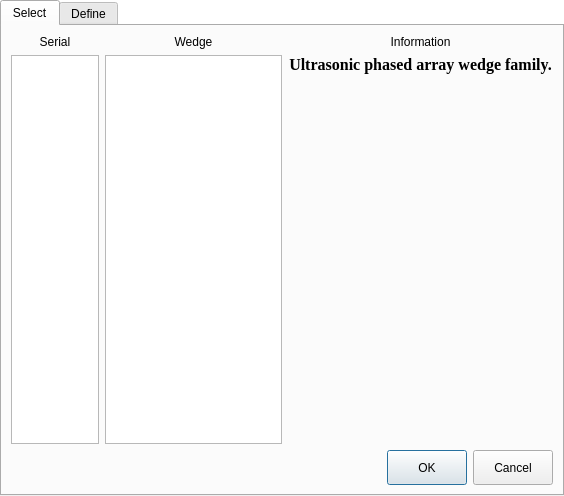
This is ui/menu/probe_part/wedge_dialog.ui in 15903016222/Voice as Qt 5 draws it before an edit. The edited form follows.
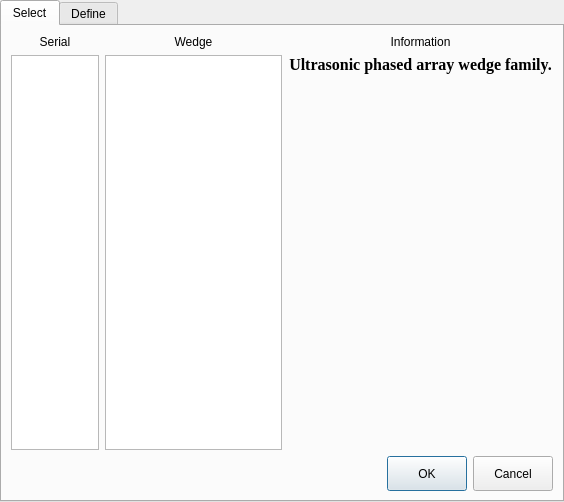
This is the edited form.

Commit message: 修改: WedgeDialog不设置为透明

The edit to the form file:
```diff
--- a/ui/menu/probe_part/wedge_dialog.ui
+++ b/ui/menu/probe_part/wedge_dialog.ui
@@ -7,16 +7,14 @@
     <x>0</x>
     <y>0</y>
     <width>564</width>
-    <height>496</height>
+    <height>502</height>
    </rect>
   </property>
   <property name="windowTitle">
    <string>Dialog</string>
   </property>
   <property name="styleSheet">
-   <string notr="true">QDialog {
-background-color: rgba(255, 255, 255, 0);
-}</string>
+   <string notr="true"/>
   </property>
   <layout class="QVBoxLayout" name="verticalLayout">
    <property name="spacing">
```
The commit also changes 3 other files.
